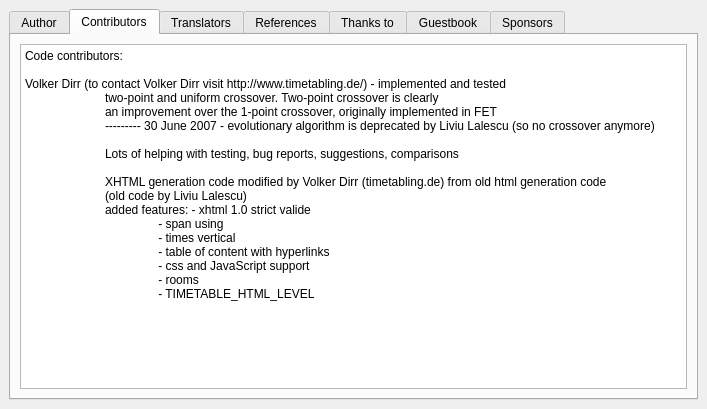
Old version of the form fet/src/interface/helpaboutform_template.ui in the repository vonmecheln/fet.
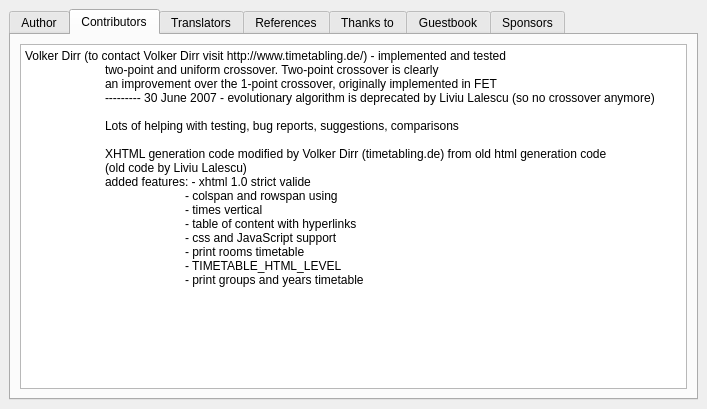
New version of the form. The open tabs and pages were chosen to show the change.

What changed in the file:
```diff
--- a/fet/src/interface/helpaboutform_template.ui
+++ b/fet/src/interface/helpaboutform_template.ui
@@ -116,8 +116,6 @@
           <string>&lt;html>&lt;head>&lt;meta name="qrichtext" content="1" />&lt;style type="text/css">
 p, li { white-space: pre-wrap; }
 &lt;/style>&lt;/head>&lt;body style=" font-family:'Sans Serif'; font-size:9pt; font-weight:400; font-style:normal;">
-&lt;p style=" margin-top:0px; margin-bottom:0px; margin-left:0px; margin-right:0px; -qt-block-indent:0; text-indent:0px;">Code contributors:&lt;/p>
-&lt;p style="-qt-paragraph-type:empty; margin-top:0px; margin-bottom:0px; margin-left:0px; margin-right:0px; -qt-block-indent:0; text-indent:0px;">&lt;/p>
 &lt;p style=" margin-top:0px; margin-bottom:0px; margin-left:0px; margin-right:0px; -qt-block-indent:0; text-indent:0px;">Volker Dirr (to contact Volker Dirr visit http://www.timetabling.de/) - implemented and tested &lt;/p>
 &lt;p style=" margin-top:0px; margin-bottom:0px; margin-left:0px; margin-right:0px; -qt-block-indent:0; text-indent:0px;">	two-point and uniform crossover. Two-point crossover is clearly &lt;/p>
 &lt;p style=" margin-top:0px; margin-bottom:0px; margin-left:0px; margin-right:0px; -qt-block-indent:0; text-indent:0px;">	an improvement over the 1-point crossover, originally implemented in FET &lt;/p>
@@ -128,12 +126,13 @@
 &lt;p style=" margin-top:0px; margin-bottom:0px; margin-left:0px; margin-right:0px; -qt-block-indent:0; text-indent:0px;">	XHTML generation code modified by Volker Dirr (timetabling.de) from old html generation code&lt;/p>
 &lt;p style=" margin-top:0px; margin-bottom:0px; margin-left:0px; margin-right:0px; -qt-block-indent:0; text-indent:0px;">	(old code by Liviu Lalescu)&lt;/p>
 &lt;p style=" margin-top:0px; margin-bottom:0px; margin-left:0px; margin-right:0px; -qt-block-indent:0; text-indent:0px;">	added features: - xhtml 1.0 strict valide&lt;/p>
-&lt;p style=" margin-top:0px; margin-bottom:0px; margin-left:0px; margin-right:0px; -qt-block-indent:0; text-indent:0px;">	                - span using&lt;/p>
-&lt;p style=" margin-top:0px; margin-bottom:0px; margin-left:0px; margin-right:0px; -qt-block-indent:0; text-indent:0px;">	                - times vertical&lt;/p>
-&lt;p style=" margin-top:0px; margin-bottom:0px; margin-left:0px; margin-right:0px; -qt-block-indent:0; text-indent:0px;">	                - table of content with hyperlinks&lt;/p>
-&lt;p style=" margin-top:0px; margin-bottom:0px; margin-left:0px; margin-right:0px; -qt-block-indent:0; text-indent:0px;">	                - css and JavaScript support&lt;/p>
-&lt;p style=" margin-top:0px; margin-bottom:0px; margin-left:0px; margin-right:0px; -qt-block-indent:0; text-indent:0px;">	                - rooms&lt;/p>
-&lt;p style=" margin-top:0px; margin-bottom:0px; margin-left:0px; margin-right:0px; -qt-block-indent:0; text-indent:0px;">	                - TIMETABLE_HTML_LEVEL&lt;/p>
+&lt;p style=" margin-top:0px; margin-bottom:0px; margin-left:0px; margin-right:0px; -qt-block-indent:0; text-indent:0px;">		- colspan and rowspan using&lt;/p>
+&lt;p style=" margin-top:0px; margin-bottom:0px; margin-left:0px; margin-right:0px; -qt-block-indent:0; text-indent:0px;">		- times vertical&lt;/p>
+&lt;p style=" margin-top:0px; margin-bottom:0px; margin-left:0px; margin-right:0px; -qt-block-indent:0; text-indent:0px;">		- table of content with hyperlinks&lt;/p>
+&lt;p style=" margin-top:0px; margin-bottom:0px; margin-left:0px; margin-right:0px; -qt-block-indent:0; text-indent:0px;">		- css and JavaScript support&lt;/p>
+&lt;p style=" margin-top:0px; margin-bottom:0px; margin-left:0px; margin-right:0px; -qt-block-indent:0; text-indent:0px;">		- print rooms timetable&lt;/p>
+&lt;p style=" margin-top:0px; margin-bottom:0px; margin-left:0px; margin-right:0px; -qt-block-indent:0; text-indent:0px;">		- TIMETABLE_HTML_LEVEL&lt;/p>
+&lt;p style=" margin-top:0px; margin-bottom:0px; margin-left:0px; margin-right:0px; -qt-block-indent:0; text-indent:0px;">		- print groups and years timetable&lt;/p>
 &lt;p style="-qt-paragraph-type:empty; margin-top:0px; margin-bottom:0px; margin-left:0px; margin-right:0px; -qt-block-indent:0; text-indent:0px;">&lt;/p>&lt;/body>&lt;/html></string>
          </property>
         </widget>
```
Left out of the diff: 9 changed lines with no effect on the pictures.
